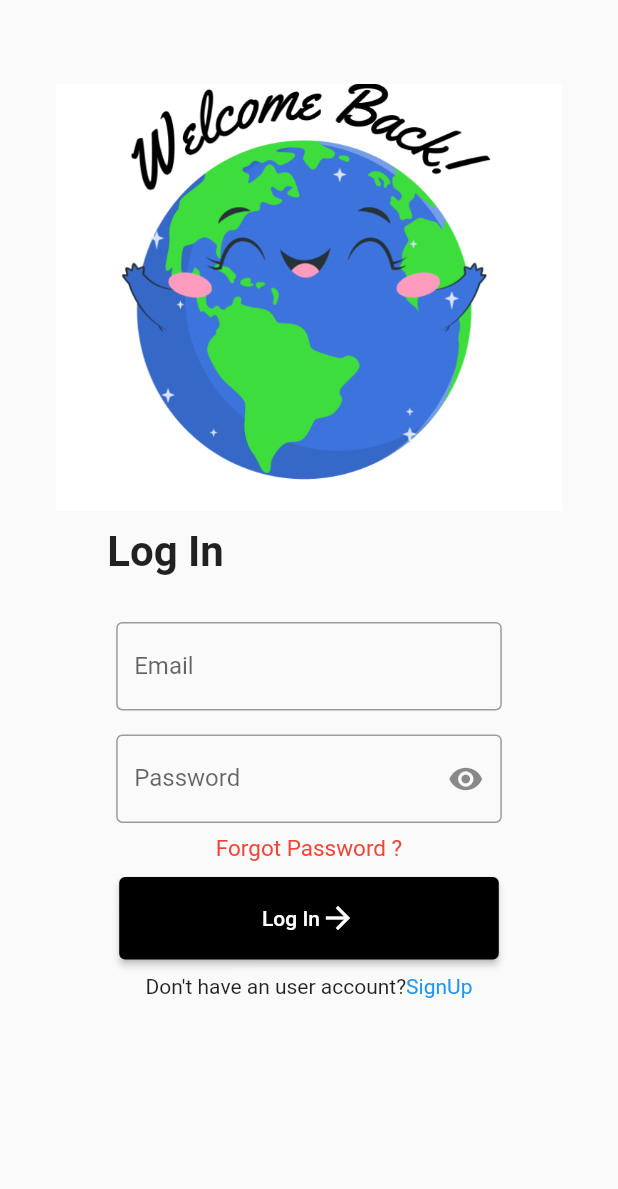
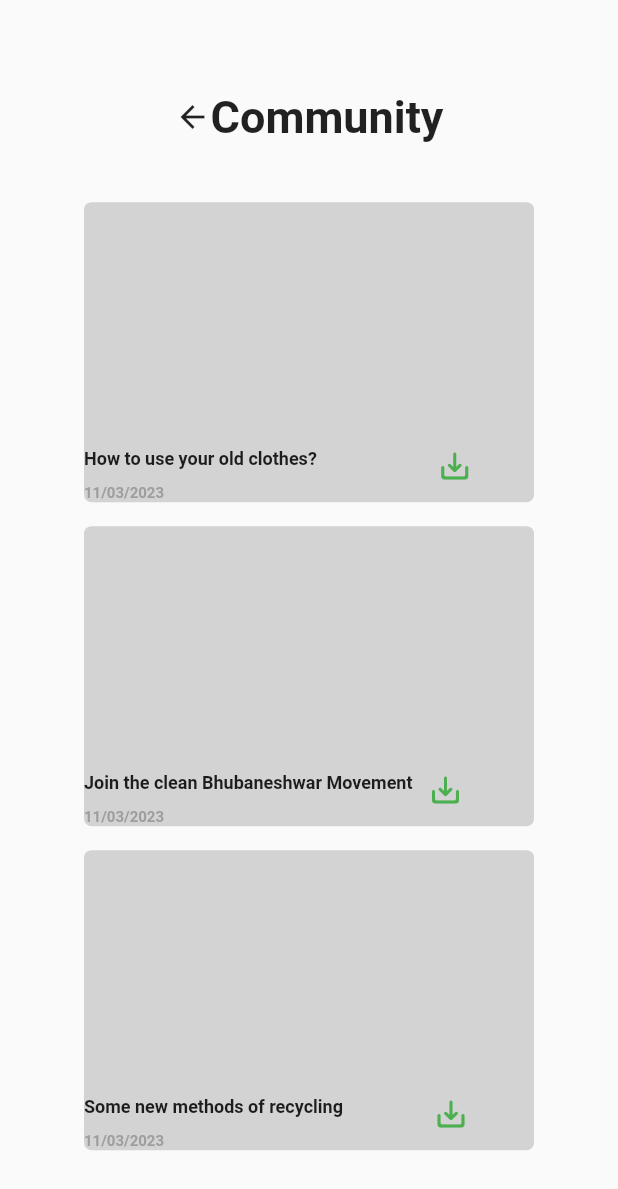
Before and after one commit to StutiPradhan/ecoworld, a Flutter app: the screen it shows after launch, on a phone screen of 412 x 824 dp. Shown: the top 1189 px of the screen. Run offline on Flutter 3.47's test engine with Material 2 defaults, Android fonts, the phone set to English and light mode, and no system bars.

Commit message:
community page frontend done

```diff
--- a/lib/main.dart
+++ b/lib/main.dart
@@ -1,6 +1,8 @@
 import 'package:ecoworld/pages/login.dart';
 //import 'package:ecoworld/signup.dart';
 import 'package:flutter/material.dart';
+
+import 'pages/community.dart';
 
 void main() {
   runApp(const MyApp());
@@ -25,10 +27,11 @@ class MyApp extends StatelessWidget {
           // or simply save your changes to "hot reload" in a Flutter IDE).
           // Notice that the counter didn't reset back to zero; the application
           // is not restarted.
-        primarySwatch: Colors.blue,
+          // primarySwatch: Colors.blue,
+
           ),
 
-      home: const LoginPage(),
+      home: const CommunityPage(),
 
       //home: const signup(),
     );
--- /dev/null
+++ b/lib/pages/community.dart
@@ -0,0 +1,245 @@
+import 'package:flutter/material.dart';
+import 'package:flutter/widgets.dart';
+
+import '../constants/colors.dart';
+
+class CommunityPage extends StatefulWidget {
+  const CommunityPage({super.key});
+
+  @override
+  State<CommunityPage> createState() => _CommunityPageState();
+}
+
+class _CommunityPageState extends State<CommunityPage> {
+  @override
+  Widget build(BuildContext context) {
+    return Scaffold(
+        body: Padding(
+            padding: EdgeInsets.symmetric(
+              horizontal: MediaQuery.of(context).size.width / 15,
+              vertical: MediaQuery.of(context).size.height / 18,
+            ),
+            child: SingleChildScrollView(
+                child: SafeArea(
+              left: true,
+              top: true,
+              right: true,
+              bottom: true,
+              child: Column(children: [
+                Padding(
+                  padding: const EdgeInsets.all(15),
+                  child: Row(
+                      mainAxisAlignment: MainAxisAlignment.center,
+                      children: const [
+                        Icon(Icons.arrow_back),
+                        Text("Community",
+                            style: TextStyle(
+                                fontSize: 30, fontWeight: FontWeight.bold))
+                      ]),
+                ),
+                const SizedBox(
+                  height: 16,
+                ),
+                Padding(
+                  padding: const EdgeInsets.all(8.0),
+                  child: Container(
+                    height: 200,
+                    width: 300,
+                    decoration: const BoxDecoration(
+                      color: Color.fromARGB(255, 211, 211, 211),
+                      borderRadius: BorderRadius.all(Radius.circular(5)),
+                    ),
+                    child: Column(
+                      mainAxisAlignment: MainAxisAlignment.end,
+                      crossAxisAlignment: CrossAxisAlignment.start,
+                      children: [
+                        Row(
+                          mainAxisAlignment: MainAxisAlignment.start,
+                          crossAxisAlignment: CrossAxisAlignment.start,
+                          children: const [
+                            Text(
+                              "How to use your old clothes?",
+                              style: TextStyle(
+                                  fontSize: 12, fontWeight: FontWeight.bold),
+                            ),
+                            Padding(
+                              padding: EdgeInsets.only(left: 80),
+                              child: Icon(
+                                Icons.save_alt_rounded,
+                                color: Colors.green,
+                              ),
+                            ),
+                          ],
+                        ),
+                        const Text("11/03/2023",
+                            style: TextStyle(
+                                fontSize: 10,
+                                fontWeight: FontWeight.bold,
+                                color: Colors.grey)),
+                      ],
+                    ),
+                  ),
+                ),
+                Padding(
+                  padding: const EdgeInsets.all(8.0),
+                  child: Container(
+                    height: 200,
+                    width: 300,
+                    decoration: const BoxDecoration(
+                      color: Color.fromARGB(255, 211, 211, 211),
+                      borderRadius: BorderRadius.all(Radius.circular(5)),
+                    ),
+                    child: Column(
+                      mainAxisAlignment: MainAxisAlignment.end,
+                      crossAxisAlignment: CrossAxisAlignment.start,
+                      children: [
+                        Row(
+                          mainAxisAlignment: MainAxisAlignment.start,
+                          crossAxisAlignment: CrossAxisAlignment.start,
+                          children: const [
+                            Text(
+                              "Join the clean Bhubaneshwar Movement",
+                              style: TextStyle(
+                                  fontSize: 12, fontWeight: FontWeight.bold),
+                            ),
+                            Padding(
+                              padding: EdgeInsets.only(left: 10),
+                              child: Icon(
+                                Icons.save_alt_rounded,
+                                color: Colors.green,
+                              ),
+                            ),
+                          ],
+                        ),
+                        const Text("11/03/2023",
+                            style: TextStyle(
+                                fontSize: 10,
+                                fontWeight: FontWeight.bold,
+                                color: Colors.grey)),
+                      ],
+                    ),
+                  ),
+                ),
+                Padding(
+                  padding: const EdgeInsets.all(8.0),
+                  child: Container(
+                    height: 200,
+                    width: 300,
+                    decoration: const BoxDecoration(
+                      color: Color.fromARGB(255, 211, 211, 211),
+                      borderRadius: BorderRadius.all(Radius.circular(5)),
+                    ),
+                    child: Column(
+                      mainAxisAlignment: MainAxisAlignment.end,
+                      crossAxisAlignment: CrossAxisAlignment.start,
+                      children: [
+                        Row(
+                          mainAxisAlignment: MainAxisAlignment.start,
+                          crossAxisAlignment: CrossAxisAlignment.start,
+                          children: const [
+                            Text(
+                              "Some new methods of recycling",
+                              style: TextStyle(
+                                  fontSize: 12, fontWeight: FontWeight.bold),
+                            ),
+                            Padding(
+                              padding: EdgeInsets.only(left: 60),
+                              child: Icon(
+                                Icons.save_alt_rounded,
+                                color: Colors.green,
+                              ),
+                            ),
+                          ],
+                        ),
+                        const Text("11/03/2023",
+                            style: TextStyle(
+                                fontSize: 10,
+                                fontWeight: FontWeight.bold,
+                                color: Colors.grey)),
+                      ],
+                    ),
+                  ),
+                ),
+                Padding(
+                  padding: const EdgeInsets.all(8.0),
+                  child: Container(
+                    height: 200,
+                    width: 300,
+                    decoration: const BoxDecoration(
+                      color: Color.fromARGB(255, 211, 211, 211),
+                      borderRadius: BorderRadius.all(Radius.circular(5)),
+                    ),
+                    child: Column(
+                      mainAxisAlignment: MainAxisAlignment.end,
+                      crossAxisAlignment: CrossAxisAlignment.start,
+                      children: [
+                        Row(
+                            mainAxisAlignment: MainAxisAlignment.start,
+                            crossAxisAlignment: CrossAxisAlignment.start,
+                            children: const [
+                              Text(
+                                "Feel free to join the campaign",
+                                style: TextStyle(
+                                    fontSize: 12, fontWeight: FontWeight.bold),
+                              ),
+                              Padding(
+                                padding: EdgeInsets.only(left: 70),
+                                child: Icon(
+                                  Icons.save_alt_rounded,
+                                  color: Colors.green,
+                                ),
+                              ),
+                            ]),
+                        const Text("11/03/2023",
+                            style: TextStyle(
+                                fontSize: 10,
+                                fontWeight: FontWeight.bold,
+                                color: Colors.grey)),
+                      ],
+                    ),
+                  ),
+                ),
+                Padding(
+                  padding: const EdgeInsets.all(8.0),
+                  child: Container(
+                    height: 200,
+                    width: 300,
+                    decoration: const BoxDecoration(
+                      color: Color.fromARGB(255, 211, 211, 211),
+                      borderRadius: BorderRadius.all(Radius.circular(5)),
+                    ),
+                    child: Column(
+                      mainAxisAlignment: MainAxisAlignment.end,
+                      crossAxisAlignment: CrossAxisAlignment.start,
+                      children: [
+                        Row(
+                          mainAxisAlignment: MainAxisAlignment.start,
+                          crossAxisAlignment: CrossAxisAlignment.start,
+                          children: const [
+                            Text(
+                              "New recycle center in the neighborhood",
+                              style: TextStyle(
+                                  fontSize: 12, fontWeight: FontWeight.bold),
+                            ),
+                            Padding(
+                              padding: EdgeInsets.only(left: 10),
+                              child: Icon(
+                                Icons.save_alt_rounded,
+                                color: Colors.green,
+                              ),
+                            ),
+                          ],
+                        ),
+                        const Text("11/03/2023",
+                            style: TextStyle(
+                                fontSize: 10,
+                                fontWeight: FontWeight.bold,
+                                color: Colors.grey)),
+                      ],
+                    ),
+                  ),
+                ),
+              ]),
+            ))));
+  }
+}
```
Lines whose indentation alone changed are shown as unchanged.
